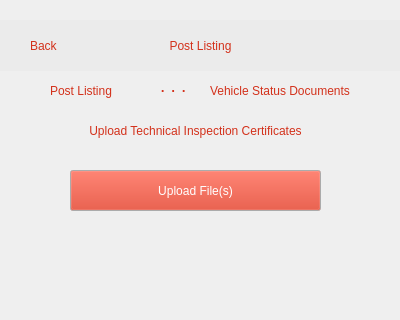
st1069364/CarBazaar, file src/ui/qt_ui/post_lst_3.ui: the form before one commit; both pictures show x 0 to 400 and y 0 to 320 of the 400 by 881 pixel window.
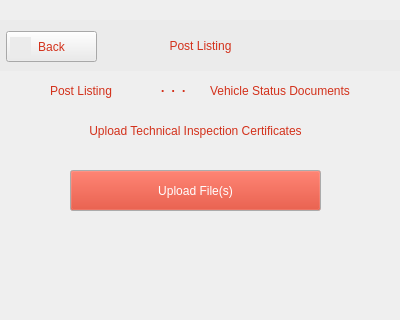
The form after the commit. Icons and pictures are not drawn.

Commit message: Added back button functionality

Patch:
```diff
--- a/src/ui/qt_ui/post_lst_3.ui
+++ b/src/ui/qt_ui/post_lst_3.ui
@@ -109,11 +109,161 @@
       <set>Qt::AlignCenter</set>
      </property>
     </widget>
-    <widget class="QLabel" name="label_2">
+    <widget class="QLabel" name="label_7">
+     <property name="geometry">
+      <rect>
+       <x>380</x>
+       <y>15</y>
+       <width>67</width>
+       <height>22</height>
+      </rect>
+     </property>
+     <property name="text">
+      <string/>
+     </property>
+     <property name="pixmap">
+      <pixmap resource="app_res.qrc">:/resources/resources/user_circular.png</pixmap>
+     </property>
+    </widget>
+    <widget class="QPushButton" name="back_button">
+     <property name="geometry">
+      <rect>
+       <x>16</x>
+       <y>11</y>
+       <width>91</width>
+       <height>31</height>
+      </rect>
+     </property>
+     <property name="palette">
+      <palette>
+       <active>
+        <colorrole role="Button">
+         <brush brushstyle="SolidPattern">
+          <color alpha="255">
+           <red>235</red>
+           <green>235</green>
+           <blue>235</blue>
+          </color>
+         </brush>
+        </colorrole>
+        <colorrole role="ButtonText">
+         <brush brushstyle="SolidPattern">
+          <color alpha="255">
+           <red>211</red>
+           <green>49</green>
+           <blue>27</blue>
+          </color>
+         </brush>
+        </colorrole>
+        <colorrole role="Base">
+         <brush brushstyle="SolidPattern">
+          <color alpha="255">
+           <red>235</red>
+           <green>235</green>
+           <blue>235</blue>
+          </color>
+         </brush>
+        </colorrole>
+        <colorrole role="Window">
+         <brush brushstyle="SolidPattern">
+          <color alpha="255">
+           <red>235</red>
+           <green>235</green>
+           <blue>235</blue>
+          </color>
+         </brush>
+        </colorrole>
+       </active>
+       <inactive>
+        <colorrole role="Button">
+         <brush brushstyle="SolidPattern">
+          <color alpha="255">
+           <red>235</red>
+           <green>235</green>
+           <blue>235</blue>
+          </color>
+         </brush>
+        </colorrole>
+        <colorrole role="ButtonText">
+         <brush brushstyle="SolidPattern">
+          <color alpha="255">
+           <red>211</red>
+           <green>49</green>
+           <blue>27</blue>
+          </color>
+         </brush>
+        </colorrole>
+        <colorrole role="Base">
+         <brush brushstyle="SolidPattern">
+          <color alpha="255">
+           <red>235</red>
+           <green>235</green>
+           <blue>235</blue>
+          </color>
+         </brush>
+        </colorrole>
+        <colorrole role="Window">
+         <brush brushstyle="SolidPattern">
+          <color alpha="255">
+           <red>235</red>
+           <green>235</green>
+           <blue>235</blue>
+          </color>
+         </brush>
+        </colorrole>
+       </inactive>
+       <disabled>
+        <colorrole role="Button">
+         <brush brushstyle="SolidPattern">
+          <color alpha="255">
+           <red>235</red>
+           <green>235</green>
+           <blue>235</blue>
+          </color>
+         </brush>
+        </colorrole>
+        <colorrole role="ButtonText">
+         <brush brushstyle="SolidPattern">
+          <color alpha="255">
+           <red>168</red>
+           <green>169</green>
+           <blue>170</blue>
+          </color>
+         </brush>
+        </colorrole>
+        <colorrole role="Base">
+         <brush brushstyle="SolidPattern">
+          <color alpha="255">
+           <red>235</red>
+           <green>235</green>
+           <blue>235</blue>
+          </color>
+         </brush>
+        </colorrole>
+        <colorrole role="Window">
+         <brush brushstyle="SolidPattern">
+          <color alpha="255">
+           <red>235</red>
+           <green>235</green>
+           <blue>235</blue>
+          </color>
+         </brush>
+        </colorrole>
+       </disabled>
+      </palette>
+     </property>
+     <property name="styleSheet">
+      <string notr="true">background-color: rgb(235, 235, 235);</string>
+     </property>
+     <property name="text">
+      <string>Back</string>
+     </property>
+    </widget>
+    <widget class="QLabel" name="label_3">
      <property name="geometry">
       <rect>
        <x>20</x>
-       <y>15</y>
+       <y>17</y>
        <width>21</width>
        <height>20</height>
       </rect>
@@ -128,35 +278,6 @@
       <bool>false</bool>
      </property>
     </widget>
-    <widget class="QLabel" name="label_3">
-     <property name="geometry">
-      <rect>
-       <x>40</x>
-       <y>15</y>
-       <width>67</width>
-       <height>22</height>
-      </rect>
-     </property>
-     <property name="text">
-      <string>&lt;html&gt;&lt;head/&gt;&lt;body&gt;&lt;p&gt;&lt;span style=&quot; color:#d3311b;&quot;&gt;Back&lt;/span&gt;&lt;/p&gt;&lt;/body&gt;&lt;/html&gt;</string>
-     </property>
-    </widget>
-    <widget class="QLabel" name="label_7">
-     <property name="geometry">
-      <rect>
-       <x>380</x>
-       <y>15</y>
-       <width>67</width>
-       <height>22</height>
-      </rect>
-     </property>
-     <property name="text">
-      <string/>
-     </property>
-     <property name="pixmap">
-      <pixmap resource="app_res.qrc">:/resources/resources/user_circular.png</pixmap>
-     </property>
-    </widget>
    </widget>
    <widget class="QLabel" name="label_9">
     <property name="geometry">
```
The commit also changes 3 other files.
